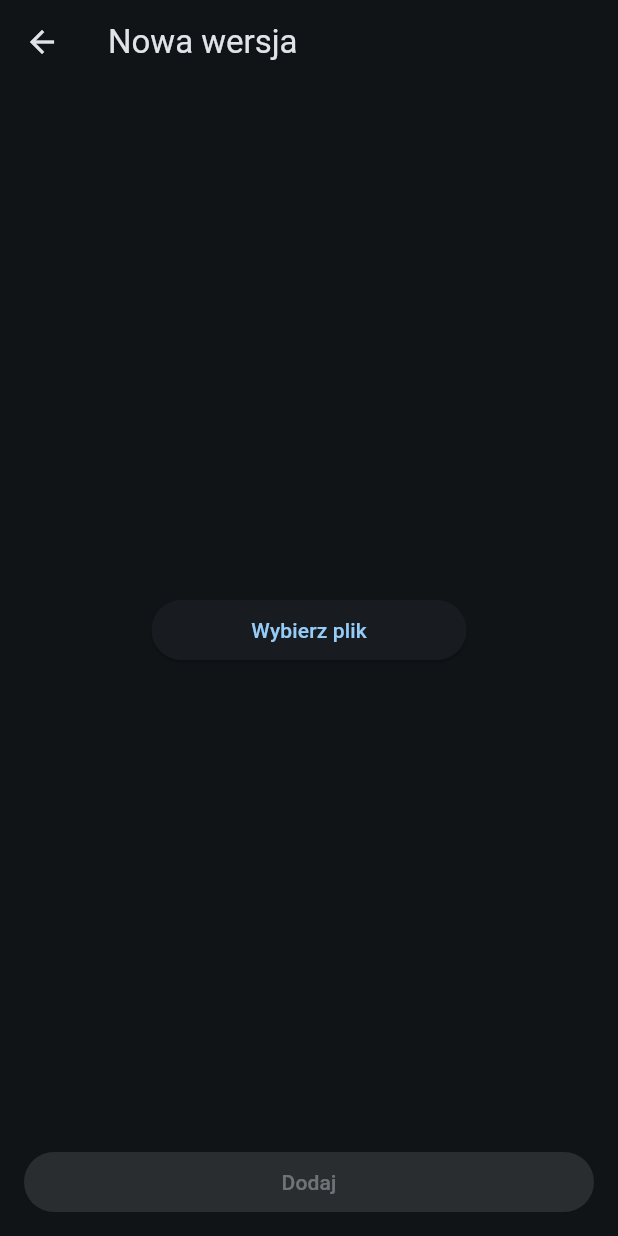
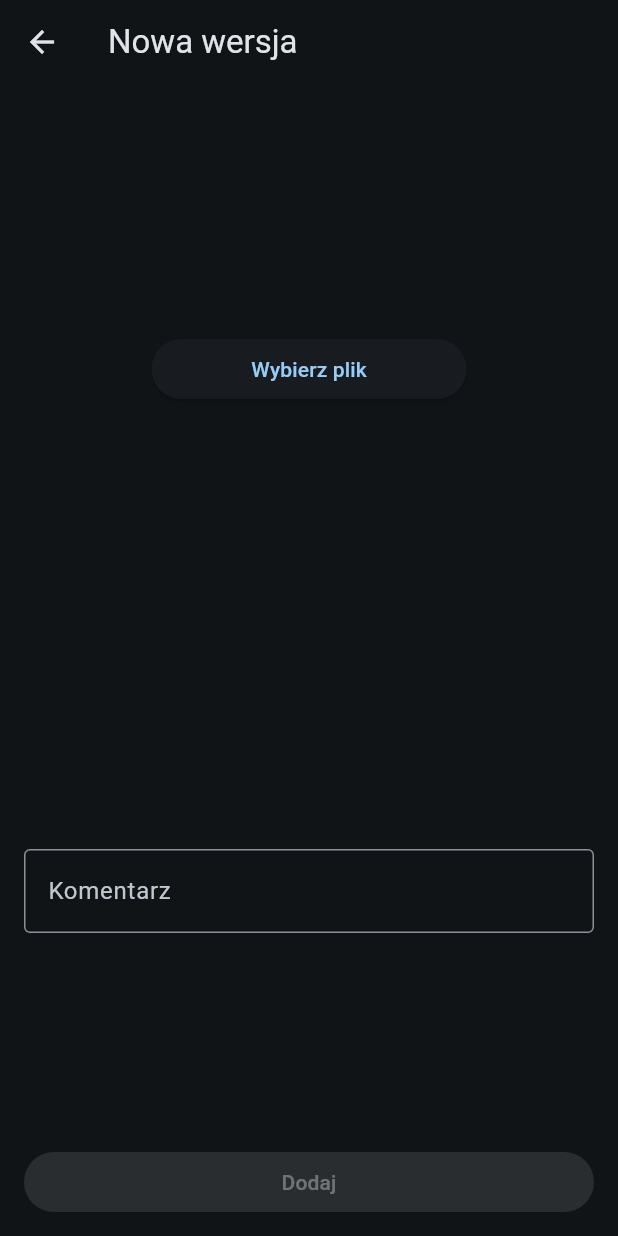
Before and after one commit to LislaV208/band_space, a Flutter app: the NewSongVersionScreen screen opened directly with empty values, on a phone screen of 412 x 824 dp. Run offline on Flutter 3.47's test engine with Material 2 defaults, Android fonts, the phone set to English and light mode, and no system bars; our stand-ins replace audioplayers, cloud_firestore, equatable, file_picker, firebase_auth, firebase_core and 5 more; accounts and stored records are empty.

Commit message:
Version comment

```diff
--- a/lib/song/model/firebase_song_version_model.dart
+++ b/lib/song/model/firebase_song_version_model.dart
@@ -11,6 +11,7 @@ class FirebaseSongVersionModel extends SongVersionModel {
     required super.version_number,
     required super.timestamp,
     required super.file,
+    required super.comment,
   });
 
   factory FirebaseSongVersionModel.fromDocument(DocumentSnapshot doc) {
@@ -19,14 +20,13 @@ class FirebaseSongVersionModel extends SongVersionModel {
     return FirebaseSongVersionModel(
       id: doc.id,
       version_number: data['version_number'] ?? 0,
-      timestamp: data['timestamp'] != null
-          ? (data['timestamp'] as Timestamp).toDate()
-          : null,
+      timestamp: data['timestamp'] != null ? (data['timestamp'] as Timestamp).toDate() : null,
       file: data['file'] != null
           ? VersionFileModel.fromMap(
               data['file'],
             )
           : null,
+      comment: data['comment'] ?? '',
     );
   }
 }
--- a/lib/song/model/song_version_model.dart
+++ b/lib/song/model/song_version_model.dart
@@ -10,22 +10,25 @@ class SongVersionModel extends Equatable {
   final int version_number;
   final DateTime? timestamp;
   final VersionFileModel? file;
+  final String comment;
 
   const SongVersionModel({
     required this.id,
     required this.version_number,
     required this.timestamp,
     required this.file,
+    required this.comment,
   });
 
   @override
-  List<Object?> get props => [id, version_number, timestamp, file];
+  List<Object?> get props => [id, version_number, timestamp, file, comment];
 
   Map<String, dynamic> toMap() {
     return {
       'version_number': version_number,
       'timestamp': timestamp != null ? Timestamp.fromDate(timestamp!) : null,
       'file': file?.toMap(),
+      'comment': comment,
     };
   }
 }
--- a/lib/song/model/version_file_model.dart
+++ b/lib/song/model/version_file_model.dart
@@ -57,6 +57,5 @@ class VersionFileModel extends Equatable {
 
   String toJson() => json.encode(toMap());
 
-  factory VersionFileModel.fromJson(String source) =>
-      VersionFileModel.fromMap(json.decode(source));
+  factory VersionFileModel.fromJson(String source) => VersionFileModel.fromMap(json.decode(source));
 }
--- a/lib/song/screens/new_song_version_screen.dart
+++ b/lib/song/screens/new_song_version_screen.dart
@@ -23,8 +23,17 @@ class NewSongVersionScreen extends StatefulWidget {
 }
 
 class _NewSongVersionScreenState extends State<NewSongVersionScreen> {
+  final _commentController = TextEditingController();
+
   SongUploadFile? _uploadFile;
   bool _isLoading = false;
+
+  @override
+  void dispose() {
+    _commentController.dispose();
+
+    super.dispose();
+  }
 
   @override
   Widget build(BuildContext context) {
@@ -38,13 +47,23 @@ class _NewSongVersionScreenState extends State<NewSongVersionScreen> {
           children: [
             Expanded(
               child: Align(
-                alignment: Alignment.center,
                 child: SongFilePicker(
                   onFilePicked: (file) {
                     setState(() {
                       _uploadFile = file;
                     });
                   },
+                ),
+              ),
+            ),
+            Expanded(
+              child: Align(
+                child: TextField(
+                  controller: _commentController,
+                  decoration: const InputDecoration(
+                    labelText: 'Komentarz',
+                    hintText: 'Dodaj krótki opis co zmieniło się w nowej wersji',
+                  ),
                 ),
               ),
             ),
@@ -60,6 +79,7 @@ class _NewSongVersionScreenState extends State<NewSongVersionScreen> {
                             widget.projectId,
                             widget.songId,
                             _uploadFile!,
+                            _commentController.text,
                           );
 
                       widget.onFinished();
```
Also changed, not shown: lib/song/repository/song_repository.dart (+20 -46 lines), lib/song/screens/song_version_history_screen.dart (+83 -29 lines).
